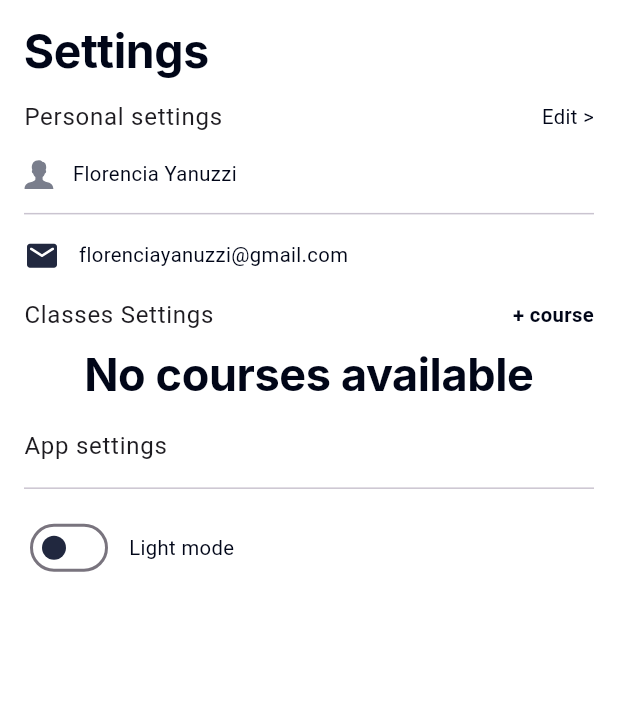
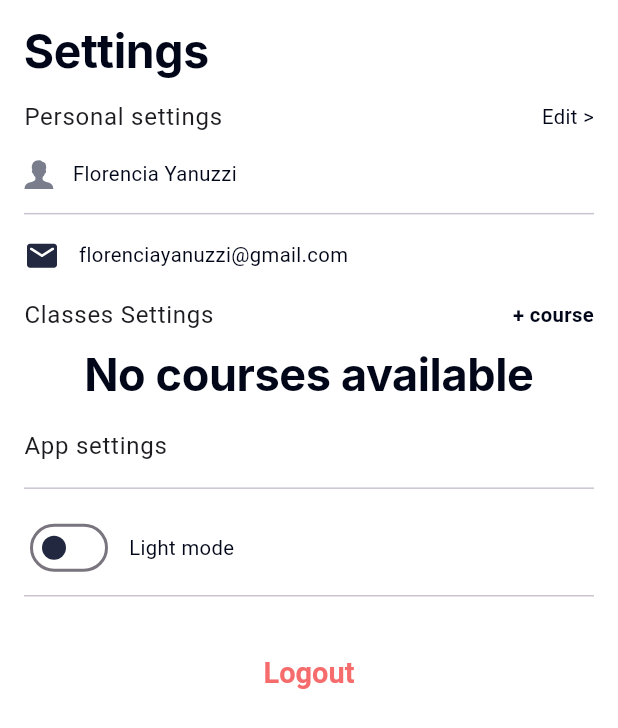
Before and after one commit to FavourTy/sca_student_pal, a Flutter app: the SettingsScreen screen opened by its route, on a phone screen of 412 x 824 dp. Shown: the top 728 px of the screen. Run offline on Flutter 3.47's test engine with Material 3 defaults, Android fonts, the light colour scheme and no system bars; our stand-ins replace calendar_view, firebase_auth, firebase_core, flutter_local_notifications, flutter_screenutil, flutter_svg and 3 more; accounts and stored records are empty.

Commit message:
Auth and logout complete

```diff
--- a/lib/features/settings/views/settings_screen.dart
+++ b/lib/features/settings/views/settings_screen.dart
@@ -3,8 +3,10 @@
 import 'package:flutter/material.dart';
 import 'package:flutter_screenutil/flutter_screenutil.dart';
 import 'package:provider/provider.dart';
+import 'package:student_pal/features/authentication/view_model/authentication_provider.dart';
 import 'package:student_pal/features/settings/view_model/course_provider.dart';
 import 'package:student_pal/shared/app_assets.dart';
+import 'package:student_pal/shared/app_colors.dart';
 import 'package:student_pal/shared/custom_widget/classes_listTile.dart';
 import 'package:student_pal/shared/custom_widget/custom_switch.dart';
 import 'package:student_pal/shared/custom_widget/information_card.dart';
@@ -21,6 +23,9 @@ class SettingsScreen extends StatefulWidget {
 class _SettingsScreenState extends State<SettingsScreen> {
   @override
   Widget build(BuildContext context) {
+    return Consumer<AuthenticationProvider>(
+      builder: (BuildContext context, AuthenticationProvider authProvider,
+          Widget? child) {
         return Scaffold(
           body: SafeArea(
               child: Padding(
@@ -59,7 +64,8 @@ class _SettingsScreenState extends State<SettingsScreen> {
                 Divider(),
                 SizedBox(height: 8),
                 InformationCard(
-                name: "florenciayanuzzi@gmail.com", image: AppAssets.emailIcon),
+                    name: "florenciayanuzzi@gmail.com",
+                    image: AppAssets.emailIcon),
                 SizedBox(
                   height: 16,
                 ),
@@ -125,9 +131,33 @@ class _SettingsScreenState extends State<SettingsScreen> {
                   height: 8.h,
                 ),
                 CustomSwitch(),
+                Divider(),
+                SizedBox(
+                  height: 20.h,
+                ),
+                Center(
+                  child: TextButton(
+                      onPressed: () {
+                        authProvider.logout().then((_) =>
+                            AppRouter.pushAndClear(
+                                AppRouteStrings.loginScreen));
+                      },
+                      child: Text(
+                        "Logout",
+                        style: Theme.of(context)
+                            .textTheme
+                            .displayMedium
+                            ?.copyWith(
+                                fontSize: 20.sp,
+                                fontWeight: FontWeight.w700,
+                                color: AppColors.disclaimerColor),
+                      )),
+                ),
               ],
             ),
           )),
         );
+      },
+    );
   }
 }
```
Also changed, not shown: lib/features/authentication/view_model/authentication_provider.dart (added, +49 -0 lines), lib/features/authentication/views/login_screen.dart (+36 -12 lines), lib/features/authentication/views/register_screen.dart (+31 -10 lines), lib/main.dart (+15 -2 lines), lib/repository/firebase_repository.dart (added, +15 -0 lines), lib/services/firebase_services.dart (added, +38 -0 lines). Lines whose indentation alone changed are shown as unchanged.
